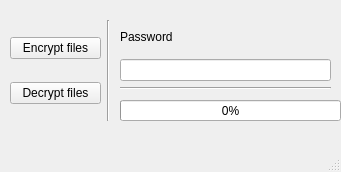
Qt form BaseGUI.ui (Pys3nberg/FileEncryptor) before a commit.
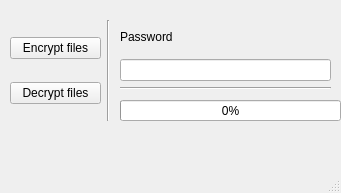
The same form after that commit. Icons and pictures are not drawn.

```diff
--- a/BaseGUI.ui
+++ b/BaseGUI.ui
@@ -7,7 +7,7 @@
     <x>0</x>
     <y>0</y>
     <width>341</width>
-    <height>172</height>
+    <height>193</height>
    </rect>
   </property>
   <property name="cursor">
```
Left out of the diff: 16 changed lines with no effect on the pictures.
